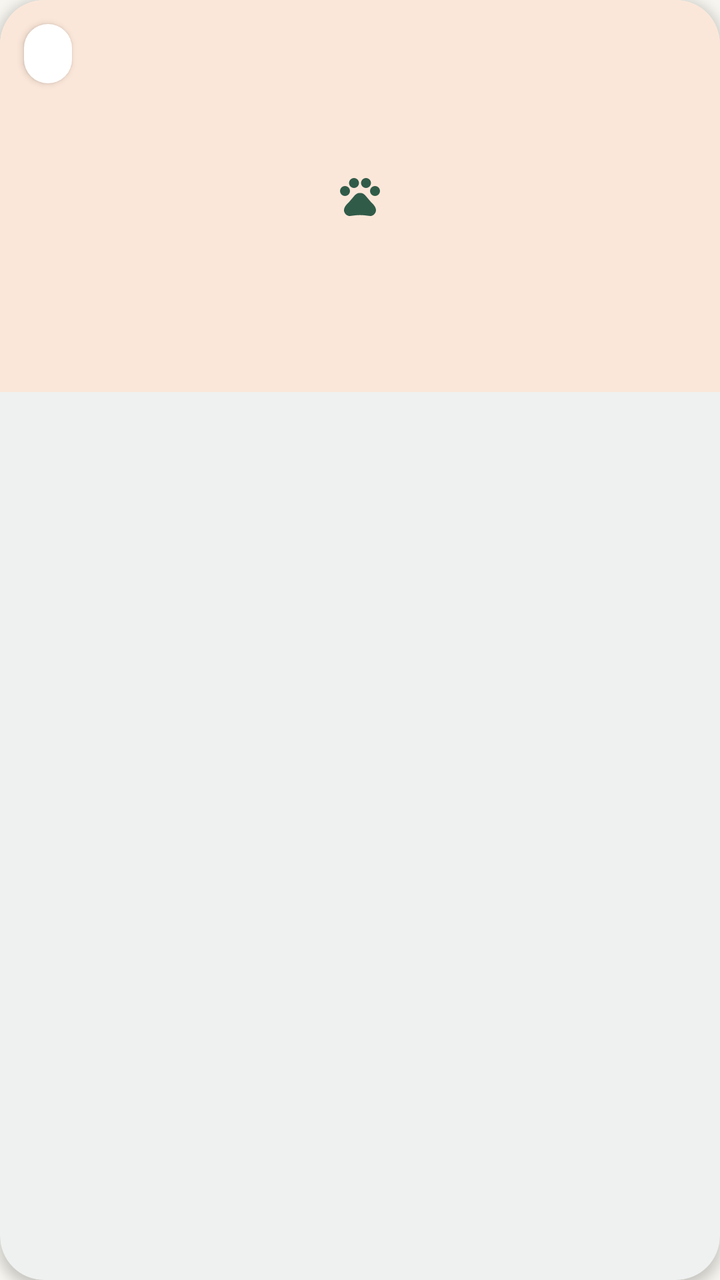
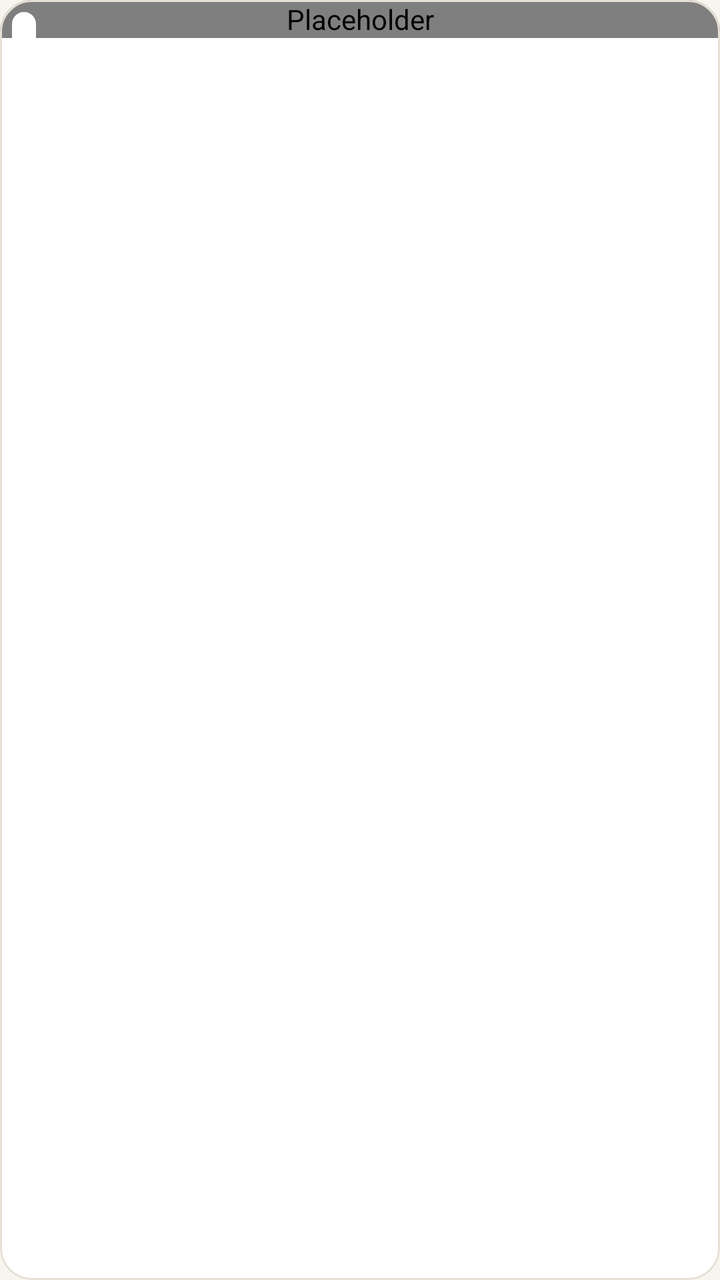

Screens rendered from an Android XML layout before and after an edit, with the pre-edit source and the edit as a unified diff.
<!-- AndroidManifest.xml: application theme Theme.MIYAV -->
<!-- res/layout/item_pet_card.xml -->
<?xml version="1.0" encoding="utf-8"?>
<com.google.android.material.card.MaterialCardView xmlns:android="http://schemas.android.com/apk/res/android"
    xmlns:app="http://schemas.android.com/apk/res-auto"
    android:layout_width="match_parent"
    android:layout_height="wrap_content"
    android:layout_marginStart="@dimen/space_xs"
    android:layout_marginTop="@dimen/space_md"
    android:layout_marginEnd="@dimen/space_xs"
    android:layout_marginBottom="@dimen/space_xs"
    android:clickable="true"
    android:focusable="true">

    <LinearLayout
        android:layout_width="match_parent"
        android:layout_height="wrap_content"
        android:orientation="vertical">

        <FrameLayout
            android:layout_width="match_parent"
            android:layout_height="@dimen/card_photo_height">

            <com.google.android.material.imageview.ShapeableImageView
                android:id="@+id/photoView"
                android:layout_width="match_parent"
                android:layout_height="match_parent"
                android:background="@color/pastel_peach"
                android:contentDescription="@null"
                android:scaleType="center"
                android:src="@drawable/ic_paw"
                app:shapeAppearanceOverlay="@style/Shape.Miyav.CardTop"
                app:tint="@color/brand_coral" />

            <TextView
                android:id="@+id/speciesBadge"
                android:layout_width="wrap_content"
                android:layout_height="wrap_content"
                android:layout_gravity="top|start"
                android:layout_margin="@dimen/space_md"
                android:background="@drawable/bg_map_card"
                android:elevation="2dp"
                android:paddingStart="@dimen/space_md"
                android:paddingTop="6dp"
                android:paddingEnd="@dimen/space_md"
                android:paddingBottom="6dp"
                android:textAppearance="@style/TextAppearance.Miyav.Badge"
                android:textSize="13sp" />

            <TextView
                android:id="@+id/distanceBadge"
                android:layout_width="wrap_content"
                android:layout_height="wrap_content"
                android:layout_gravity="top|end"
                android:layout_margin="@dimen/space_md"
                android:background="@drawable/bg_map_card"
                android:drawablePadding="4dp"
                android:elevation="2dp"
                android:paddingStart="@dimen/space_md"
                android:paddingTop="6dp"
                android:paddingEnd="@dimen/space_md"
                android:paddingBottom="6dp"
                android:textAppearance="@style/TextAppearance.Miyav.Badge"
                android:textColor="@color/brand_coral_dark"
                android:textSize="13sp"
                android:visibility="gone" />
        </FrameLayout>

        <LinearLayout
            android:layout_width="match_parent"
            android:layout_height="wrap_content"
            android:gravity="center_vertical"
            android:orientation="horizontal"
            android:paddingStart="@dimen/space_lg"
            android:paddingTop="@dimen/space_md"
            android:paddingEnd="@dimen/space_lg">

            <TextView
                android:id="@+id/titleView"
                android:layout_width="0dp"
                android:layout_height="wrap_content"
                android:layout_weight="1"
                android:ellipsize="end"
                android:maxLines="1"
                android:textAppearance="@style/TextAppearance.Miyav.Headline" />

            <com.google.android.material.chip.Chip
                android:id="@+id/statusChip"
                android:layout_width="wrap_content"
                android:layout_height="wrap_content"
                android:clickable="false"
                android:visibility="gone" />
        </LinearLayout>

        <TextView
            android:id="@+id/subtitleView"
            android:layout_width="match_parent"
            android:layout_height="wrap_content"
            android:layout_marginTop="2dp"
            android:paddingStart="@dimen/space_lg"
            android:paddingEnd="@dimen/space_lg"
            android:paddingBottom="@dimen/space_lg"
            android:textAppearance="@style/TextAppearance.Miyav.Caption" />
    </LinearLayout>
</com.google.android.material.card.MaterialCardView>
<!-- resources referenced by this layout -->
<resources>
  <dimen name="card_photo_height">196dp</dimen>
  <dimen name="space_lg">16dp</dimen>
  <dimen name="space_md">12dp</dimen>
  <dimen name="space_xs">4dp</dimen>
  <style name="Shape.Miyav.CardTop" parent="">
          <item name="cornerFamily">rounded</item>
          <item name="cornerSizeTopLeft">@dimen/radius_lg</item>
          <item name="cornerSizeTopRight">@dimen/radius_lg</item>
          <item name="cornerSizeBottomLeft">0dp</item>
          <item name="cornerSizeBottomRight">0dp</item>
      </style>
  <style name="TextAppearance.Miyav.Caption" parent="TextAppearance.Material3.BodyMedium">
          <item name="android:textColor">@color/text_secondary</item>
      </style>
  <style name="Theme.MIYAV" parent="Theme.Material3.Light.NoActionBar">
          <item name="colorPrimary">@color/brand_coral</item>
          <item name="colorOnPrimary">@color/text_on_brand</item>
          <item name="colorPrimaryContainer">@color/pastel_mint</item>
          <item name="colorOnPrimaryContainer">@color/brand_coral_dark</item>
          <item name="colorSecondary">@color/brand_lavender</item>
          <item name="colorOnSecondary">@color/text_on_brand</item>
          <item name="colorSecondaryContainer">@color/pastel_lavender</item>
          <item name="colorOnSecondaryContainer">@color/text_primary</item>
          <item name="colorTertiary">@color/brand_mint</item>
          <item name="colorTertiaryContainer">@color/pastel_mint</item>
          <item name="colorSurface">@color/surface</item>
          <item name="colorOnSurface">@color/text_primary</item>
          <item name="colorSurfaceVariant">@color/surface_muted</item>
          <item name="colorOnSurfaceVariant">@color/text_secondary</item>
          <item name="colorSurfaceContainer">@color/surface</item>
          <item name="colorSurfaceContainerLow">@color/surface</item>
          <item name="colorSurfaceContainerHigh">@color/surface</item>
          <item name="colorSurfaceContainerHighest">@color/surface_muted</item>
          <item name="colorOutline">@color/outline</item>
          <item name="colorOutlineVariant">@color/outline</item>
          <item name="colorError">@color/error</item>
          <item name="android:colorBackground">@color/bg_app</item>
          <item name="android:windowBackground">@color/bg_app</item>
          <item name="android:statusBarColor">@android:color/transparent</item>
          <item name="android:navigationBarColor">@android:color/transparent</item>
          <item name="android:windowLightStatusBar">true</item>
          <item name="android:windowLightNavigationBar" tools:targetApi="27">true</item>
          <item name="android:enforceNavigationBarContrast" tools:targetApi="29">false</item>
          <item name="textInputStyle">@style/Widget.Miyav.TextInput</item>
          <item name="materialButtonStyle">@style/Widget.Miyav.Button</item>
          <item name="materialButtonOutlinedStyle">@style/Widget.Miyav.Button.Outlined</item>
          <item name="borderlessButtonStyle">@style/Widget.Miyav.Button.Text</item>
          <item name="materialCardViewStyle">@style/Widget.Miyav.Card</item>
          <item name="bottomNavigationStyle">@style/Widget.Miyav.BottomNavigation</item>
          <item name="toolbarStyle">@style/Widget.Miyav.Toolbar</item>
          <item name="materialAlertDialogTheme">@style/ThemeOverlay.Miyav.Dialog</item>
          <item name="bottomSheetDialogTheme">@style/ThemeOverlay.Miyav.BottomSheet</item>
          <item name="chipStyle">@style/Widget.Miyav.Chip</item>
      </style>
  <color name="error">#B5533C</color>
  <style name="Widget.Miyav.Card" parent="Widget.Material3.CardView.Elevated">
          <item name="cardBackgroundColor">@color/surface</item>
          <item name="cardCornerRadius">@dimen/radius_lg</item>
          <item name="cardElevation">@dimen/elevation_card</item>
          <item name="strokeWidth">0dp</item>
      </style>
  <dimen name="radius_sm">12dp</dimen>
  <dimen name="radius_md">16dp</dimen>
  <dimen name="elevation_card">3dp</dimen>
  <dimen name="radius_xl">28dp</dimen>
  <!-- unchanged entries left out for length: 34 -->
</resources>

<!-- the commit's change to res/layout/item_pet_card.xml (unified diff, before → after) -->
@@ -3,12 +3,10 @@
     xmlns:app="http://schemas.android.com/apk/res-auto"
     android:layout_width="match_parent"
     android:layout_height="wrap_content"
-    android:layout_marginStart="@dimen/space_xs"
-    android:layout_marginTop="@dimen/space_md"
-    android:layout_marginEnd="@dimen/space_xs"
-    android:layout_marginBottom="@dimen/space_xs"
+    android:layout_margin="5dp"
     android:clickable="true"
-    android:focusable="true">
+    android:focusable="true"
+    app:cardCornerRadius="@dimen/radius_md">
 
     <LinearLayout
         android:layout_width="match_parent"
@@ -17,17 +15,16 @@
 
         <FrameLayout
             android:layout_width="match_parent"
-            android:layout_height="@dimen/card_photo_height">
+            android:layout_height="wrap_content">
 
-            <com.google.android.material.imageview.ShapeableImageView
+            <az.miyav.android.ui.widget.ListingPhotoView
                 android:id="@+id/photoView"
                 android:layout_width="match_parent"
-                android:layout_height="match_parent"
+                android:layout_height="wrap_content"
                 android:background="@color/pastel_peach"
                 android:contentDescription="@null"
                 android:scaleType="center"
                 android:src="@drawable/ic_paw"
-                app:shapeAppearanceOverlay="@style/Shape.Miyav.CardTop"
                 app:tint="@color/brand_coral" />
 
             <TextView
@@ -35,69 +32,84 @@
                 android:layout_width="wrap_content"
                 android:layout_height="wrap_content"
                 android:layout_gravity="top|start"
-                android:layout_margin="@dimen/space_md"
+                android:layout_margin="6dp"
                 android:background="@drawable/bg_map_card"
-                android:elevation="2dp"
-                android:paddingStart="@dimen/space_md"
-                android:paddingTop="6dp"
-                android:paddingEnd="@dimen/space_md"
-                android:paddingBottom="6dp"
-                android:textAppearance="@style/TextAppearance.Miyav.Badge"
+                android:paddingStart="6dp"
+                android:paddingTop="2dp"
+                android:paddingEnd="6dp"
+                android:paddingBottom="2dp"
                 android:textSize="13sp" />
 
             <TextView
                 android:id="@+id/distanceBadge"
                 android:layout_width="wrap_content"
                 android:layout_height="wrap_content"
-                android:layout_gravity="top|end"
-                android:layout_margin="@dimen/space_md"
+                android:layout_gravity="bottom|end"
+                android:layout_margin="6dp"
                 android:background="@drawable/bg_map_card"
-                android:drawablePadding="4dp"
-                android:elevation="2dp"
-                android:paddingStart="@dimen/space_md"
-                android:paddingTop="6dp"
-                android:paddingEnd="@dimen/space_md"
-                android:paddingBottom="6dp"
+                android:paddingStart="6dp"
+                android:paddingTop="2dp"
+                android:paddingEnd="6dp"
+                android:paddingBottom="2dp"
                 android:textAppearance="@style/TextAppearance.Miyav.Badge"
                 android:textColor="@color/brand_coral_dark"
-                android:textSize="13sp"
+                android:textSize="11sp"
                 android:visibility="gone" />
         </FrameLayout>
 
         <LinearLayout
             android:layout_width="match_parent"
             android:layout_height="wrap_content"
-            android:gravity="center_vertical"
-            android:orientation="horizontal"
-            android:paddingStart="@dimen/space_lg"
-            android:paddingTop="@dimen/space_md"
-            android:paddingEnd="@dimen/space_lg">
+            android:orientation="vertical"
+            android:paddingStart="10dp"
+            android:paddingTop="8dp"
+            android:paddingEnd="10dp"
+            android:paddingBottom="10dp">
 
             <TextView
                 android:id="@+id/titleView"
-                android:layout_width="0dp"
+                android:layout_width="match_parent"
                 android:layout_height="wrap_content"
-                android:layout_weight="1"
                 android:ellipsize="end"
                 android:maxLines="1"
-                android:textAppearance="@style/TextAppearance.Miyav.Headline" />
+                android:textColor="@color/text_primary"
+                android:textSize="15sp"
+                android:textStyle="bold" />
 
-            <com.google.android.material.chip.Chip
+            <TextView
+                android:id="@+id/subtitleView"
+                android:layout_width="match_parent"
+                android:layout_height="wrap_content"
+                android:layout_marginTop="2dp"
+                android:ellipsize="end"
+                android:maxLines="1"
+                android:textColor="@color/text_primary"
+                android:textSize="13sp" />
+
+            <TextView
+                android:id="@+id/placeView"
+                android:layout_width="match_parent"
+                android:layout_height="wrap_content"
+                android:layout_marginTop="2dp"
+                android:ellipsize="end"
+                android:maxLines="1"
+                android:textColor="@color/text_secondary"
+                android:textSize="12sp" />
+
+            <TextView
                 android:id="@+id/statusChip"
                 android:layout_width="wrap_content"
                 android:layout_height="wrap_content"
-                android:clickable="false"
+                android:layout_marginTop="6dp"
+                android:background="@drawable/bg_map_card"
+                android:backgroundTint="@color/pastel_mint"
+                android:paddingStart="6dp"
+                android:paddingTop="2dp"
+                android:paddingEnd="6dp"
+                android:paddingBottom="2dp"
+                android:textAppearance="@style/TextAppearance.Miyav.Badge"
+                android:textSize="11sp"
                 android:visibility="gone" />
         </LinearLayout>
-
-        <TextView
-            android:id="@+id/subtitleView"
-            android:layout_width="match_parent"
-            android:layout_height="wrap_content"
-            android:layout_marginTop="2dp"
-            android:paddingStart="@dimen/space_lg"
-            android:paddingEnd="@dimen/space_lg"
-            android:paddingBottom="@dimen/space_lg"
-            android:textAppearance="@style/TextAppearance.Miyav.Caption" />
     </LinearLayout>
 </com.google.android.material.card.MaterialCardView>
<!-- resource entries referenced after the edit -->
@@ -1,19 +1,5 @@
 <!-- resources referenced by this layout -->
 <resources>
-  <dimen name="card_photo_height">196dp</dimen>
-  <dimen name="space_lg">16dp</dimen>
-  <dimen name="space_md">12dp</dimen>
-  <dimen name="space_xs">4dp</dimen>
-  <style name="Shape.Miyav.CardTop" parent="">
-          <item name="cornerFamily">rounded</item>
-          <item name="cornerSizeTopLeft">@dimen/radius_lg</item>
-          <item name="cornerSizeTopRight">@dimen/radius_lg</item>
-          <item name="cornerSizeBottomLeft">0dp</item>
-          <item name="cornerSizeBottomRight">0dp</item>
-      </style>
-  <style name="TextAppearance.Miyav.Caption" parent="TextAppearance.Material3.BodyMedium">
-          <item name="android:textColor">@color/text_secondary</item>
-      </style>
   <style name="Theme.MIYAV" parent="Theme.Material3.Light.NoActionBar">
           <item name="colorPrimary">@color/brand_coral</item>
           <item name="colorOnPrimary">@color/text_on_brand</item>
@@ -48,6 +34,7 @@
           <item name="materialButtonOutlinedStyle">@style/Widget.Miyav.Button.Outlined</item>
           <item name="borderlessButtonStyle">@style/Widget.Miyav.Button.Text</item>
           <item name="materialCardViewStyle">@style/Widget.Miyav.Card</item>
+          <item name="elevationOverlayEnabled">false</item>
           <item name="bottomNavigationStyle">@style/Widget.Miyav.BottomNavigation</item>
           <item name="toolbarStyle">@style/Widget.Miyav.Toolbar</item>
           <item name="materialAlertDialogTheme">@style/ThemeOverlay.Miyav.Dialog</item>
@@ -55,15 +42,16 @@
           <item name="chipStyle">@style/Widget.Miyav.Chip</item>
       </style>
   <color name="error">#B5533C</color>
-  <style name="Widget.Miyav.Card" parent="Widget.Material3.CardView.Elevated">
+  <style name="Widget.Miyav.Card" parent="Widget.Material3.CardView.Outlined">
           <item name="cardBackgroundColor">@color/surface</item>
           <item name="cardCornerRadius">@dimen/radius_lg</item>
-          <item name="cardElevation">@dimen/elevation_card</item>
-          <item name="strokeWidth">0dp</item>
+          <item name="cardElevation">0dp</item>
+          <item name="strokeWidth">1dp</item>
+          <item name="strokeColor">@color/card_stroke</item>
       </style>
   <dimen name="radius_sm">12dp</dimen>
+  <color name="card_stroke">#E6E1D5</color>
   <dimen name="radius_md">16dp</dimen>
-  <dimen name="elevation_card">3dp</dimen>
   <dimen name="radius_xl">28dp</dimen>
   <!-- unchanged entries left out for length: 34 -->
 </resources>
